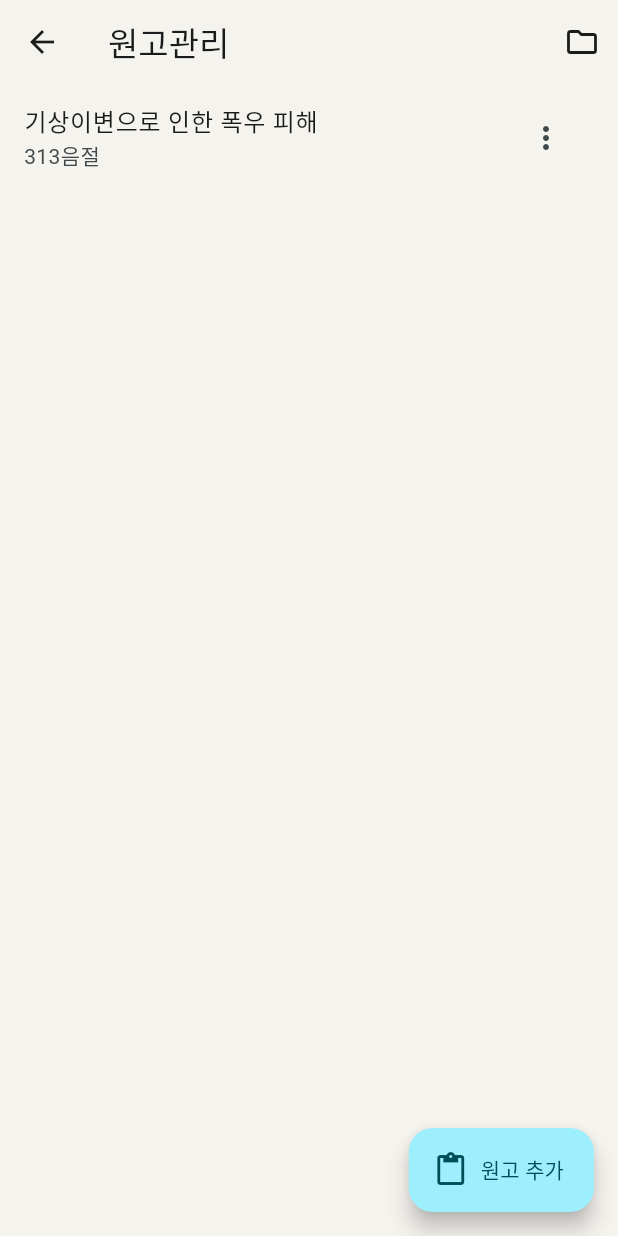
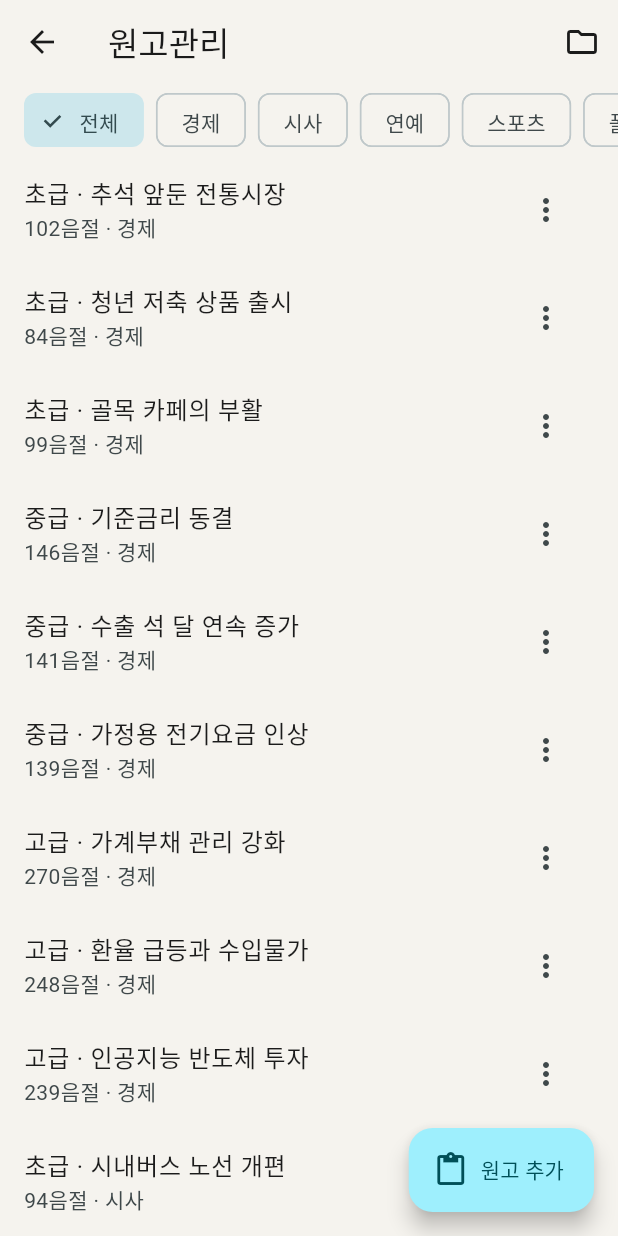
Before and after one commit to webpgmlee/announcer_app, a Flutter app: the screen it shows after launch, after a tap on "원고관리", on a phone screen of 412 x 824 dp. Run offline on Flutter 3.47's test engine with Material 3 defaults, Android fonts, the phone set to English and light mode, and no system bars; our stand-ins replace fl_chart, flutter_riverpod, just_audio, sqflite; missing offline and left inert: app_settings, record, whisper_ggml; accounts and stored records are empty.

Commit message:
feat: 36 original news practice scripts by category and level
Economy, current affairs, entertainment and sports, three each at
beginner/intermediate/advanced. All fictional and written for this app
(no real people, companies or events). Seeded once into category
folders. Also read 1만/1천/1백 as 만/천/백.

Co-Authored-By: Claude Opus 5.5 <noreply@anthropic.com>

```diff
--- a/lib/analysis/read_aloud.dart
+++ b/lib/analysis/read_aloud.dart
@@ -9,6 +9,8 @@ String readAloud(String text) {
   // 천 단위 쉼표(1,500)를 먼저 지운다.
   var s = text.replaceAllMapped(
       RegExp(r'(?<=\d),(?=\d{3})'), (_) => '');
+  // "1만", "1천", "1백"은 "일"을 빼고 "만", "천", "백"으로 읽는다 (억·조는 "일억", "일조").
+  s = s.replaceAll(RegExp(r'(?<![\d.])1(?=[천백만])'), '');
   // 숫자 뒤 단위는 알파벳으로 읽기 전에 바꾼다.
   s = s.replaceAllMapped(
       RegExp(r'(\d)(\s?)(mm|cm|km|kg|mg|ml)(?![A-Za-z])'),
--- /dev/null
+++ b/lib/data/news_library.dart
@@ -0,0 +1,318 @@
+import 'package:sqflite/sqflite.dart';
+
+import 'folder_repository.dart';
+import 'models.dart';
+import 'script_repository.dart';
+
+// 기본 연습용 뉴스 원고 묶음.
+// 모두 이 앱을 위해 새로 쓴 가상의 뉴스다. 실제 기사를 옮기지 않았고, 실존 인물·기업·구단·작품
+// 이름이나 실제 사건을 쓰지 않았다. 그래서 앱에 넣어 배포하거나 다른 곳에서 인용해도 저작권 문제가 없다.
+// 숫자는 한자어로 읽는 표기(예: 3.25%, 250만 원)만 쓰고, 고유어로 읽어야 하는 수(아홉 개, 열 시)는
+// 한글로 적었다. 읽는 소리 변환(readAloud)이 그대로 읽을 수 있게 하기 위해서다.
+
+const newsCategories = ['경제', '시사', '연예', '스포츠'];
+const levelLabels = {1: '초급', 2: '중급', 3: '고급'};
+
+typedef NewsScript = ({String category, int level, String title, String body});
+
+NewsScript _n(String category, int level, String title, List<String> sentences) => (
+      category: category,
+      level: level,
+      title: '${levelLabels[level]} · $title',
+      body: sentences.join('\n'),
+    );
+
+final List<NewsScript> newsLibrary = [
+  // ── 경제 ──────────────────────────────────────────
+  _n('경제', 1, '추석 앞둔 전통시장', [
+    '추석을 앞두고 전통시장을 찾는 발길이 늘고 있습니다.',
+    '사과와 배 같은 제수용 과일 값은 지난해보다 조금 올랐습니다.',
+    '상인들은 손님이 늘어 반갑다면서도 물가가 더 오를까 걱정하고 있습니다.',
+    '전문가들은 미리 장을 보면 비용을 줄일 수 있다고 조언합니다.',
+  ]),
+  _n('경제', 1, '청년 저축 상품 출시', [
+    '올해부터 청년들을 위한 새로운 저축 상품이 나옵니다.',
+    '매달 일정 금액을 넣으면 정부가 지원금을 더해 줍니다.',
+    '가입 기간은 3년이고, 만기가 되면 목돈을 받을 수 있습니다.',
+    '신청은 가까운 은행에서 할 수 있습니다.',
+  ]),
+  _n('경제', 1, '골목 카페의 부활', [
+    '골목 상권에 작은 카페들이 다시 늘고 있습니다.',
+    '주민들이 가까운 곳에서 편하게 쉴 공간을 찾기 때문입니다.',
+    '일부 카페는 지역 농산물로 만든 음료를 내놓아 좋은 반응을 얻고 있습니다.',
+    '지역 상인회는 골목 상권이 다시 살아나기를 기대하고 있습니다.',
+  ]),
+  _n('경제', 2, '기준금리 동결', [
+    '중앙은행이 오늘 기준금리를 연 3.25%로 동결했습니다.',
+    '물가 상승세가 다소 둔화됐지만 아직 안심하기는 이르다는 판단입니다.',
+    '시장에서는 이번 결정을 대체로 예상했다는 반응이 나왔습니다.',
+    '다만 대출 이자 부담을 호소하는 가계와 소상공인의 목소리는 여전히 큽니다.',
+    '중앙은행은 앞으로 경기 흐름을 지켜보며 금리 방향을 결정하겠다고 밝혔습니다.',
+  ]),
+  _n('경제', 2, '수출 석 달 연속 증가', [
+    '지난달 수출액이 1년 전보다 8.4% 늘어나며 석 달 연속 증가세를 이어갔습니다.',
+    '반도체와 선박 수출이 크게 늘었고, 자동차 수출도 꾸준한 흐름을 보였습니다.',
+    '반면 석유 제품과 철강 수출은 국제 가격 하락의 영향으로 줄었습니다.',
+    '무역수지는 32억 달러 흑자를 기록했습니다.',
+    '정부는 하반기에도 수출 회복세가 이어질 것으로 내다봤습니다.',
+  ]),
+  _n('경제', 2, '가정용 전기요금 인상', [
+    '다음 달부터 가정용 전기요금이 소폭 오릅니다.',
+    '한 달에 350킬로와트시를 쓰는 4인 가구라면 요금이 약 2천 원 늘어날 전망입니다.',
+    '에너지 당국은 발전 원가가 크게 올라 요금 조정이 불가피했다고 설명했습니다.',
+    '취약계층에는 요금 할인 혜택을 계속 유지하기로 했습니다.',
+    '시민단체는 서민 부담을 줄일 추가 대책이 필요하다고 지적했습니다.',
+  ]),
+  _n('경제', 3, '가계부채 관리 강화', [
+    '가계부채 증가 속도가 다시 빨라지면서 금융 당국이 대출 관리 강화에 나섰습니다.',
+    '지난 분기 말 가계부채 잔액은 1,900조 원을 넘어서며 사상 최고치를 기록했습니다.',
+    '특히 수도권 아파트 거래가 늘면서 주택담보대출이 한 분기에만 18조 원가량 불어났습니다.',
+    '당국은 총부채원리금상환비율 규제를 단계적으로 강화하고, 변동금리 대출에는 위험을 반영한 가산 금리를 적용하기로 했습니다.',
+    '전문가들은 금리 인하 기대감이 대출 수요를 자극하고 있다며, 차주들이 상환 능력을 꼼꼼히 따져 봐야 한다고 강조했습니다.',
+    '한편 일각에서는 실수요자의 내 집 마련까지 막을 수 있다는 우려도 나옵니다.',
+    '당국은 무주택자와 신혼부부에 대해서는 예외 조항을 두겠다고 밝혔습니다.',
+  ]),
+  _n('경제', 3, '환율 급등과 수입물가', [
+    '원·달러 환율이 장중 한때 1,420원을 넘어서며 외환시장의 변동성이 커지고 있습니다.',
+    '주요국의 고금리 기조가 길어질 수 있다는 전망에 달러 강세가 이어진 영향입니다.',
+    '환율 상승은 수출 기업의 가격 경쟁력을 높이는 효과가 있지만, 원자재와 에너지를 수입에 의존하는 우리 경제에는 물가 부담으로 돌아옵니다.',
+    '실제로 지난달 수입물가지수는 전월 대비 2.7% 올라 석 달 만에 상승으로 돌아섰습니다.',
+    '외환 당국은 시장 상황을 면밀히 점검하고 있다며, 쏠림 현상이 나타나면 적극 대응하겠다고 밝혔습니다.',
+    '시장 참가자들은 다음 주 발표될 주요국 고용 지표가 환율 흐름의 분수령이 될 것으로 보고 있습니다.',
+  ]),
+  _n('경제', 3, '인공지능 반도체 투자', [
+    '인공지능 산업을 둘러싼 국가 간 경쟁이 치열해지는 가운데, 정부가 앞으로 5년간 AI 반도체 분야에 3조 2천억 원을 투자하기로 했습니다.',
+    '이번 계획에는 차세대 연산 칩 설계 지원과 데이터센터 전력망 확충, 전문 인력 만 명 양성 방안이 담겼습니다.',
+    '업계는 대규모 투자가 기술 격차를 좁히는 계기가 될 것이라며 환영했습니다.',
+    '다만 막대한 전력 수요를 감당할 발전 설비와 송전망 확보가 먼저 풀어야 할 과제로 꼽힙니다.',
+    '연구 성과가 실제 산업 현장으로 이어지도록 규제를 정비해야 한다는 지적도 나옵니다.',
+    '정부는 분기마다 추진 상황을 점검해 예산 집행의 효율성을 높이겠다고 밝혔습니다.',
+  ]),
+
+  // ── 시사 ──────────────────────────────────────────
+  _n('시사', 1, '시내버스 노선 개편', [
+    '다음 달부터 시내버스 노선 일부가 바뀝니다.',
+    '출퇴근 시간에 사람이 많은 노선은 버스가 더 자주 다닙니다.',
+    '바뀐 노선은 정류장 안내판과 시청 누리집에서 확인할 수 있습니다.',
+    '시는 시민들의 불편이 없도록 안내 요원을 배치할 계획입니다.',
+  ]),
+  _n('시사', 1, '무더위 쉼터 운영', [
+    '낮 기온이 30도를 넘는 무더위가 이어지고 있습니다.',
+    '각 지역에는 시원하게 쉴 수 있는 무더위 쉼터가 문을 열었습니다.',
+    '노인과 어린이는 한낮에 야외 활동을 줄이는 것이 좋습니다.',
+    '물을 자주 마시고 몸 상태를 잘 살펴야 합니다.',
+  ]),
+  _n('시사', 1, '도서관 밤까지 개방', [
+    '지역 공공도서관이 이달부터 밤 열 시까지 문을 엽니다.',
+    '퇴근한 직장인과 학생들이 더 편하게 이용할 수 있게 됐습니다.',
+    '주말에는 가족이 함께 참여하는 독서 행사도 열립니다.',
+    '자세한 일정은 도서관 누리집에서 확인할 수 있습니다.',
+  ]),
+  _n('시사', 2, '택배 사칭 문자 주의', [
+    '최근 택배 배송을 사칭한 문자 사기가 크게 늘고 있습니다.',
+    '문자에 담긴 주소를 누르면 악성 앱이 설치돼 개인정보가 빠져나가는 방식입니다.',
+    '경찰은 올해 들어서만 관련 신고가 1만 2천 건을 넘었다고 밝혔습니다.',
+    '출처가 분명하지 않은 문자의 링크는 절대 누르지 말아야 합니다.',
+    '피해가 의심되면 곧바로 은행에 지급 정지를 요청하고 경찰에 신고해야 합니다.',
+  ]),
+  _n('시사', 2, '육아휴직 급여 확대', [
+    '정부가 저출생 문제를 풀기 위해 육아휴직 급여를 늘리기로 했습니다.',
+    '내년부터 휴직 첫 석 달 동안은 월 최대 250만 원까지 받을 수 있습니다.',
+    '부부가 함께 휴직하면 추가 혜택도 주기로 했습니다.',
+    '경제계는 중소기업의 인력 공백을 메울 지원이 함께 필요하다고 밝혔습니다.',
+    '정부는 기업의 대체 인력 채용 비용도 일부 지원하기로 했습니다.',
+  ]),
+  _n('시사', 2, '지역 응급의료 공백', [
+    '지방의 응급실 의료진 부족 문제가 갈수록 심각해지고 있습니다.',
+    '일부 지역에서는 밤에 응급 환자를 받을 수 있는 병원이 한 곳도 없는 상황입니다.',
+    '환자들이 먼 도시까지 이동하면서 치료가 늦어지는 일도 잇따르고 있습니다.',
+    '보건 당국은 지역 병원 의료진의 수당을 올리고 순환 근무제를 도입하기로 했습니다.',
+    '전문가들은 장기적으로 지역 의료 인력을 키우는 대책이 필요하다고 강조했습니다.',
+  ]),
+  _n('시사', 3, '온실가스 감축 목표 확정', [
+    '정부가 2035년까지 온실가스 배출량을 2018년 대비 절반 가까이 줄이는 중장기 감축 목표를 확정했습니다.',
+    '이를 위해 석탄 발전 비중을 단계적으로 낮추고, 재생에너지 발전 용량을 지금의 세 배 수준으로 늘리기로 했습니다.',
+    '산업 부문에서는 철강과 석유화학처럼 배출량이 많은 업종을 중심으로 저탄소 공정 전환을 지원합니다.',
+    '그러나 산업계는 감축 속도가 지나치게 빨라 생산 비용이 급증할 수 있다며 우려를 나타냈습니다.',
+    '반면 환경단체는 국제 사회의 기준에 비해 여전히 미흡한 수준이라고 비판했습니다.',
+    '정부는 이해관계자들과 협의를 거쳐 업종별 세부 이행 계획을 연말까지 마련하겠다고 밝혔습니다.',
+  ]),
+  _n('시사', 3, '연금 개혁 논의 본격화', [
+    '국민연금 기금이 지금 추세대로라면 2050년대 중반에 바닥날 수 있다는 전망이 나오면서 연금 개혁 논의가 다시 본격화되고 있습니다.',
+    '국회 특별위원회는 보험료율을 현행 9%에서 단계적으로 13%까지 올리는 방안을 중심으로 협상을 이어가고 있습니다.',
+    '핵심 쟁점은 노후에 받는 연금액을 결정하는 소득대체율입니다.',
+    '청년 세대는 늘어나는 보험료 부담에 비해 받을 연금이 충분하지 않다며 세대 간 형평성 문제를 제기하고 있습니다.',
+    '반면 노후 소득 보장을 강조하는 쪽에서는 소득대체율을 낮추면 노인 빈곤이 깊어질 수 있다고 맞서고 있습니다.',
+    '전문가들은 기금 운용 수익률을 높이고, 정년 연장 같은 노동시장 개혁을 함께 논의해야 한다고 조언합니다.',
+  ]),
+  _n('시사', 3, '딥페이크 처벌 강화', [
+    '인공지능으로 만든 가짜 영상, 이른바 딥페이크를 악용한 범죄가 잇따르자 국회가 처벌을 대폭 강화하는 법안을 통과시켰습니다.',
+    '개정안은 다른 사람의 얼굴이나 목소리를 무단으로 합성해 퍼뜨린 경우 최대 7년 이하의 징역에 처하도록 했습니다.',
+    '또 플랫폼 사업자에게는 신고된 불법 합성물을 24시간 안에 삭제할 의무를 부과했습니다.',
+    '시민들은 늦었지만 다행이라는 반응을 보였습니다.',
+    '다만 일부에서는 풍자나 창작 활동까지 위축될 수 있다며 법 적용 기준을 분명히 해야 한다고 지적합니다.',
+    '정부는 시행령을 통해 처벌 대상과 예외 범위를 구체적으로 정할 계획입니다.',
+  ]),
+
+  // ── 연예 ──────────────────────────────────────────
+  _n('연예', 1, '가족 영화 흥행', [
+    '지난주 개봉한 가족 영화가 관객들의 사랑을 받고 있습니다.',
+    '개봉 일주일 만에 관객 수가 100만 명을 넘었습니다.',
+    '따뜻한 이야기와 배우들의 자연스러운 연기가 좋은 평가를 받았습니다.',
+    '영화 관계자는 주말에도 관객이 계속 늘 것으로 기대하고 있습니다.',
+  ]),
+  _n('연예', 1, '신인 가수의 첫 노래', [
+    '한 신인 가수의 첫 노래가 음원 순위 상위권에 올랐습니다.',
+    '잔잔한 멜로디와 솔직한 노랫말이 많은 공감을 얻고 있습니다.',
+    '데뷔 무대 영상도 조회 수가 빠르게 늘고 있습니다.',
+    '소속사는 다음 달 첫 단독 공연을 열 계획이라고 밝혔습니다.',
+  ]),
+  _n('연예', 1, '드라마 촬영지 인기', [
+    '인기 드라마의 촬영지가 새로운 관광 명소로 떠오르고 있습니다.',
+    '주말마다 드라마 속 장면을 따라 사진을 찍으려는 사람들로 붐빕니다.',
+    '지역 상인들은 관광객이 늘어 활기가 돈다며 반가워했습니다.',
+    '지자체는 안내 표지판을 세우고 쓰레기 관리에도 힘쓰기로 했습니다.',
+  ]),
+  _n('연예', 2, '독립영화 작품상 수상', [
+    '올해 영화 시상식에서 저예산 독립영화가 작품상을 받는 이변이 일어났습니다.',
+    '이 영화는 제작비 5억 원으로 만들어졌지만 탄탄한 이야기와 연출로 호평을 받았습니다.',
+    '감독은 수상 소감에서 함께한 배우와 제작진에게 공을 돌렸습니다.',
+    '영화계에서는 다양한 작품이 주목받는 계기가 될 것이라는 기대가 나옵니다.',
+    '이 영화는 다음 달부터 해외 영화제에도 초청돼 상영될 예정입니다.',
+  ]),
+  _n('연예', 2, '케이팝 그룹 월드투어', [
+    '한 케이팝 그룹이 데뷔 5주년을 맞아 세계 열두 개 도시를 도는 공연을 시작했습니다.',
+    '첫 공연이 열린 서울 공연장에는 이틀 동안 약 6만 명의 관객이 몰렸습니다.',
+    '멤버들은 그동안 발표한 대표곡과 새 앨범 수록곡을 함께 선보였습니다.',
+    '공연 실황은 온라인으로도 생중계돼 세계 각국의 팬들이 함께했습니다.',
+    '소속사는 투어가 끝나는 내년 봄에 새 앨범을 발표할 계획이라고 밝혔습니다.',
+  ]),
+  _n('연예', 2, '국내 드라마 해외 1위', [
+    '국내에서 제작한 드라마 한 편이 해외 온라인 동영상 서비스에서 비영어권 시청 순위 1위에 올랐습니다.',
+    '공개 2주 만에 누적 시청 시간이 1억 시간을 넘어섰습니다.',
+    '독특한 소재와 빠른 전개가 해외 시청자들의 눈길을 사로잡았다는 분석입니다.',
+    '드라마에 나온 음식과 촬영지에 대한 관심도 함께 높아지고 있습니다.',
+    '제작진은 다음 시즌 제작을 검토하고 있다고 밝혔습니다.',
+  ]),
+  _n('연예', 3, '음원 수익 분배 개선', [
+    '음원 스트리밍 수익이 창작자에게 공정하게 돌아가지 않는다는 지적이 이어지면서 업계가 수익 분배 방식 개선에 나섰습니다.',
+    '지금은 전체 재생 횟수를 기준으로 수익을 나누기 때문에, 이용자가 실제로 듣지 않은 곡에도 수익이 배분된다는 문제가 제기돼 왔습니다.',
+    '이에 따라 이용자마다 실제로 들은 곡에 요금을 나눠 주는 이른바 이용자 중심 정산 방식을 시범 도입하기로 했습니다.',
+    '독립 음악가들은 소수의 열성 팬을 가진 창작자에게 유리한 구조라며 환영했습니다.',
+    '반면 일부 대형 기획사는 정산 체계가 복잡해지고 비용이 늘어날 수 있다며 신중한 태도를 보이고 있습니다.',
+    '업계는 1년간의 시범 운영 결과를 분석해 전면 도입 여부를 결정할 예정입니다.',
+  ]),
+  _n('연예', 3, '버추얼 아이돌의 확산', [
+    '실제 사람이 아닌 가상 인물로 활동하는 이른바 버추얼 아이돌이 대중문화의 새로운 흐름으로 자리 잡고 있습니다.',
+    '컴퓨터 그래픽과 동작 인식 기술로 구현된 이들은 실시간 방송과 공연, 광고까지 활동 영역을 넓히고 있습니다.',
+    '한 버추얼 그룹은 첫 단독 콘서트에서 객석을 모두 채우며 높은 인기를 증명했습니다.',
+    '업계는 시간과 공간의 제약이 없고 이미지 관리가 쉽다는 점을 장점으로 꼽습니다.',
+    '그러나 가상 인물 뒤에서 활동하는 실제 연기자의 처우와 권리 보호가 제대로 이뤄지지 않는다는 지적도 나옵니다.',
+    '전문가들은 새로운 형태의 창작 노동에 걸맞은 계약 기준을 마련해야 한다고 강조합니다.',
+  ]),
+  _n('연예', 3, '극장가의 생존 전략', [
+    '온라인 동영상 서비스가 성장하면서 극장을 찾는 관객이 크게 줄자 영화관 업계가 생존을 위한 변화에 나서고 있습니다.',
+    '올해 상반기 전국 극장 관객 수는 약 5천만 명으로, 감염병 유행 이전과 비교하면 절반을 조금 넘는 수준에 그쳤습니다.',
+    '영화관들은 대형 화면과 입체 음향을 앞세운 특별관을 늘리고, 공연 실황과 스포츠 경기 생중계로 상영 콘텐츠를 넓히고 있습니다.',
+    '관람료를 시간대별로 다르게 받는 방안도 검토되고 있습니다.',
+    '하지만 높아진 관람료가 관객 이탈을 부추긴다는 비판도 적지 않습니다.',
+    '영화계는 극장과 온라인 서비스가 함께 살 수 있도록 개봉 후 일정 기간 극장에서만 상영하는 제도를 논의하고 있습니다.',
+  ]),
+
+  // ── 스포츠 ────────────────────────────────────────
+  _n('스포츠', 1, '시민 마라톤 대회', [
+    '주말에 열린 시민 마라톤 대회에 만 명이 넘는 사람들이 참가했습니다.',
+    '참가자들은 가을 햇살 아래 도심을 달리며 즐거운 시간을 보냈습니다.',
+    '가족과 함께 걷기 코스에 참여한 시민들도 많았습니다.',
+    '대회 기부금은 어려운 이웃을 돕는 데 쓰일 예정입니다.',
+  ]),
+  _n('스포츠', 1, '아침 운동 프로그램', [
+    '초등학생들의 체력을 키우기 위한 아침 운동 프로그램이 인기를 끌고 있습니다.',
+    '학생들은 수업 전 20분 동안 줄넘기와 달리기를 합니다.',
+    '선생님들은 아이들이 더 활기차고 수업에도 잘 집중한다고 말합니다.',
+    '교육청은 이 프로그램을 더 많은 학교로 넓힐 계획입니다.',
+  ]),
+  _n('스포츠', 1, '지역 축구팀 역전승', [
+    '지역 프로축구팀이 홈 경기에서 2대 1로 역전승을 거뒀습니다.',
+    '전반에 한 골을 내줬지만 후반에 연속 두 골을 넣으며 경기를 뒤집었습니다.',
+    '경기장을 찾은 팬들은 끝까지 큰 함성으로 선수들을 응원했습니다.',
+    '이 팀은 이번 승리로 리그 3위로 올라섰습니다.',
+  ]),
+  _n('스포츠', 2, '가을야구 첫 경기 이변', [
+    '프로야구 포스트시즌 첫 경기에서 정규리그 4위 팀이 1위 팀을 꺾는 이변을 일으켰습니다.',
+    '선발 투수는 7이닝 동안 삼진을 아홉 개나 잡아내며 상대 타선을 꽁꽁 묶었습니다.',
+    '타선에서는 3회에 터진 석 점 홈런이 결승점이 됐습니다.',
+    '두 팀의 두 번째 경기는 내일 저녁 같은 장소에서 열립니다.',
+    '감독은 선수들이 끝까지 집중력을 잃지 않았다며 기쁨을 감추지 않았습니다.',
+  ]),
+  _n('스포츠', 2, '수영 한국 신기록', [
+    '수영 국가대표 선수가 국제 대회 남자 자유형 200미터에서 1분 44초 52의 한국 신기록을 세웠습니다.',
+    '종전 기록을 0.3초 앞당긴 기록으로, 이 대회 은메달을 차지했습니다.',
+    '이 선수는 마지막 50미터에서 무서운 막판 스퍼트로 두 명을 제치며 순위를 끌어올렸습니다.',
+    '대표팀은 이번 성적으로 다음 올림픽 메달 전망을 한층 밝게 했습니다.',
+    '선수는 남은 기간 체력을 보완해 더 좋은 기록을 내겠다고 다짐했습니다.',
+  ]),
+  _n('스포츠', 2, '프로농구 개막', [
+    '프로농구가 오늘 개막해 여섯 달 동안의 정규리그 대장정에 들어갑니다.',
+    '지난 시즌 우승팀은 주전 선수들을 대부분 지켜 이번 시즌에도 강력한 우승 후보로 꼽힙니다.',
+    '각 팀은 외국인 선수를 새로 영입하며 전력을 보강했습니다.',
+    '리그 사무국은 경기 시간을 줄이고 관중 편의 시설을 늘려 흥행을 이끌겠다고 밝혔습니다.',
+    '개막전은 전국 다섯 개 경기장에서 동시에 열립니다.',
+  ]),
+  _n('스포츠', 3, '스포츠 윤리 강화 대책', [
+    '프로스포츠계의 공정성 논란이 이어지자 정부와 각 종목 단체가 스포츠 윤리 강화 대책을 내놨습니다.',
+    '대책에 따르면 승부 조작이나 불법 도박에 연루된 선수와 지도자는 영구 제명되고, 관련 구단에는 승점 삭감과 함께 고액의 제재금이 부과됩니다.',
+    '또 선수들이 이름을 밝히지 않고 비리를 제보할 수 있는 독립 신고 창구가 새로 마련됩니다.',
+    '아울러 유소년 단계부터 윤리 교육을 의무화해 공정한 경쟁 문화를 뿌리내리겠다는 계획입니다.',
+    '그러나 현장에서는 처벌 강화만으로는 한계가 있다며, 선수들의 처우 개선과 경력 관리 지원이 함께 이뤄져야 한다는 목소리도 나옵니다.',
+    '정부는 내년 상반기 중 관련 법 개정을 마무리할 방침입니다.',
+  ]),
+  _n('스포츠', 3, '데이터로 뛰는 축구', [
+    '데이터와 첨단 기술을 활용한 스포츠 과학이 경기력을 좌우하는 핵심 요소로 떠오르고 있습니다.',
+    '프로축구 구단들은 선수의 몸에 부착한 위치 추적 장치로 경기 중 이동 거리와 순간 속도, 심박수를 실시간으로 분석합니다.',
+    '이 자료를 바탕으로 선수별 훈련 강도를 조절해 부상 위험을 줄이고, 상대 팀의 전술적 약점을 찾아내기도 합니다.',
+    '실제로 한 구단은 데이터 분석을 도입한 뒤 시즌 중 근육 부상이 30% 가까이 줄었다고 밝혔습니다.',
+    '다만 수집된 신체 정보를 누가, 어디까지 활용할 수 있는지에 대한 기준은 아직 마련되지 않았습니다.',
+    '선수협회는 개인 정보 보호를 위한 명확한 지침이 필요하다고 촉구했습니다.',
+  ]),
+  _n('스포츠', 3, '국제대회 유치의 득실', [
+    '국제 스포츠 대회 유치를 둘러싸고 경제적 효과에 대한 논쟁이 다시 불거지고 있습니다.',
+    '대회를 유치하면 관광객 증가와 도시 이미지 향상, 기반 시설 확충 같은 효과를 기대할 수 있습니다.',
+    '하지만 과거 대회를 치른 여러 도시에서는 경기장 건설 비용이 예상을 크게 웃돌고, 대회가 끝난 뒤 시설이 제대로 쓰이지 못하는 문제가 되풀이됐습니다.',
+    '실제로 한 지방 도시는 대회 이후 경기장 유지비로만 해마다 수십억 원을 쓰고 있습니다.',
+    '이에 따라 최근에는 기존 시설을 최대한 활용하고, 여러 도시가 함께 개최하는 방식이 대안으로 주목받고 있습니다.',
+    '전문가들은 유치 단계부터 사후 활용 계획을 꼼꼼히 세워야 한다고 강조합니다.',
+  ]),
+];
+
+const _seededKey = 'news_library_v1_seeded';
+
+/// 뉴스 원고 묶음을 분야별 폴더에 한 번만 넣는다. 같은 이름의 폴더가 있으면 그 폴더를 쓴다.
+/// 사용자가 지운 원고는 다시 넣지 않는다.
+Future<void> seedNewsLibrary(
+    Database db, ScriptRepository scripts, FolderRepository folders) async {
+  final done = await db.query('settings', where: 'key = ?', whereArgs: [_seededKey]);
+  if (done.isNotEmpty) return;
+
+  final existing = {for (final f in await folders.all()) f.name: f.id!};
+  final folderIds = <String, int>{};
+  for (final c in newsCategories) {
+    folderIds[c] = existing[c] ?? await folders.add(c);
+  }
+
+  // 목록은 최신순이므로, 묶음의 첫 원고가 맨 위에 오도록 시간을 거꾸로 매긴다.
+  final base = DateTime.now();
+  for (var i = 0; i < newsLibrary.length; i++) {
+    final n = newsLibrary[i];
+    await scripts.add(Script(
+      title: n.title,
+      body: n.body,
+      category: n.category,
+      difficulty: n.level,
+      folderId: folderIds[n.category],
+      createdAt: base.subtract(Duration(seconds: i)),
+    ));
+  }
+  await db.insert('settings', {'key': _seededKey, 'value': '1'},
+      conflictAlgorithm: ConflictAlgorithm.replace);
+}
--- a/lib/main.dart
+++ b/lib/main.dart
@@ -8,6 +8,7 @@ import 'data/database.dart';
 import 'data/default_scripts.dart';
 import 'data/folder_repository.dart';
 import 'data/memo_repository.dart';
+import 'data/news_library.dart';
 import 'data/script_repository.dart';
 import 'data/session_repository.dart';
 import 'data/settings_repository.dart';
@@ -19,12 +20,15 @@ Future<void> main() async {
   final scripts = ScriptRepository(db, sessions);
   // 처음 설치했을 때(또는 이 버전으로 처음 올렸을 때) 기본 연습 원고를 한 번 넣는다.
   await seedDefaultScripts(db, scripts);
+  // 분야별(경제·시사·연예·스포츠) 초·중·고급 뉴스 연습 원고 36개도 한 번 넣는다.
+  final folders = FolderRepository(db);
+  await seedNewsLibrary(db, scripts, folders);
   runApp(ProviderScope(
     overrides: [
       sessionRepositoryProvider.overrideWithValue(sessions),
       scriptRepositoryProvider.overrideWithValue(scripts),
       memoRepositoryProvider.overrideWithValue(MemoRepository(db)),
-      folderRepositoryProvider.overrideWithValue(FolderRepository(db)),
+      folderRepositoryProvider.overrideWithValue(folders),
       settingsRepositoryProvider.overrideWithValue(SettingsRepository(db)),
     ],
     child: const AnnouncerApp(),
```
Also changed, not shown: 2 other files.
